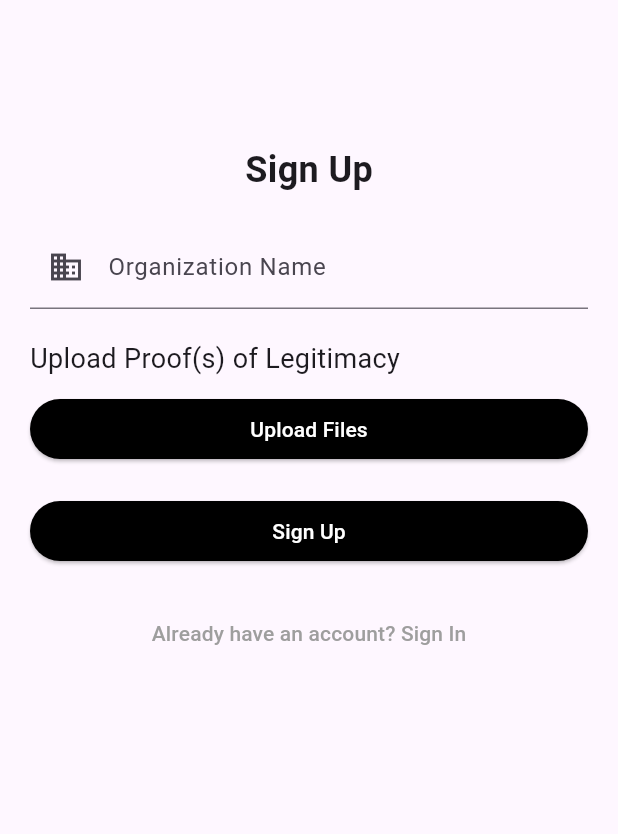
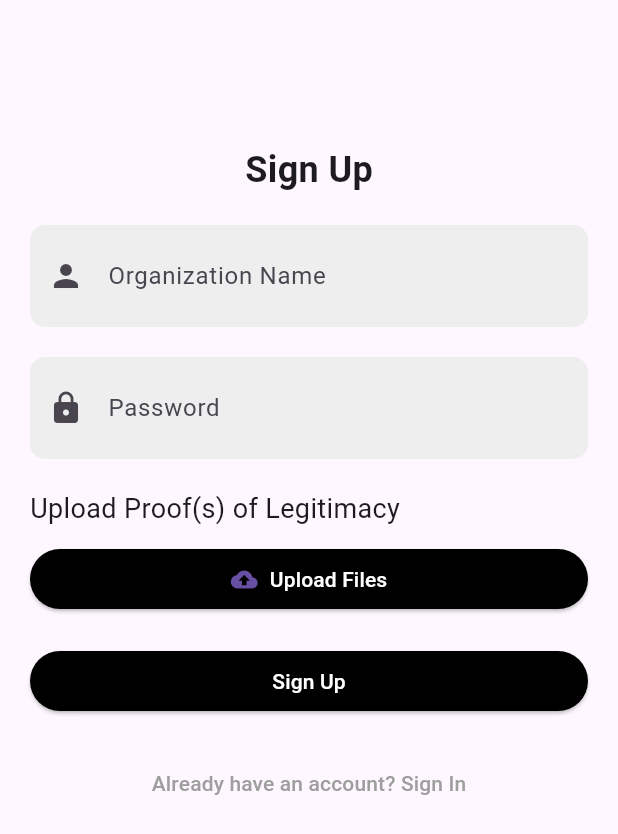
Before and after one commit to bsevangelista/CMSC23-donation-system, a Flutter app: the OrgSignUp screen opened by its route, on a phone screen of 412 x 824 dp. Shown: the top 834 px of the screen. Run offline on Flutter 3.47's test engine with Material 3 defaults, Android fonts, the phone set to English and light mode, and no system bars.

Commit message:
Edited the inputs in orgsignup_page.

```diff
--- a/lib/authentication/orgsignup_page.dart
+++ b/lib/authentication/orgsignup_page.dart
@@ -21,10 +21,34 @@ class OrgSignUp extends StatelessWidget {
                 ),
               ),
               SizedBox(height: 20.0),
-              TextFormField(
-                decoration: InputDecoration(
-                  labelText: 'Organization Name',
-                  prefixIcon: Icon(Icons.business),
+              Container(
+                decoration: BoxDecoration(
+                  borderRadius: BorderRadius.circular(10.0),
+                  color: Colors.grey[200],
+                ),
+                child: TextField(
+                  decoration: InputDecoration(
+                    labelText: 'Organization Name',
+                    prefixIcon: Icon(Icons.person),
+                    border: InputBorder.none,
+                    contentPadding: EdgeInsets.symmetric(horizontal: 20.0, vertical: 14.0),
+                  ),
+                ),
+              ),
+              SizedBox(height: 20.0),
+              Container(
+                decoration: BoxDecoration(
+                  borderRadius: BorderRadius.circular(10.0),
+                  color: Colors.grey[200],
+                ),
+                child: TextField(
+                  decoration: InputDecoration(
+                    labelText: 'Password',
+                    prefixIcon: Icon(Icons.lock),
+                    border: InputBorder.none,
+                    contentPadding: EdgeInsets.symmetric(horizontal: 20.0, vertical: 14.0),
+                  ),
+                  obscureText: true,
                 ),
               ),
               SizedBox(height: 20.0),
@@ -40,7 +64,14 @@ class OrgSignUp extends StatelessWidget {
                 style: ButtonStyle(
                   backgroundColor: MaterialStateProperty.all(Colors.black),
                 ),
-                child: Text('Upload Files', style: TextStyle(color: Colors.white)),
+                child: Row(
+                  mainAxisAlignment: MainAxisAlignment.center,
+                  children: [
+                    Icon(Icons.cloud_upload), // Upload symbol
+                    SizedBox(width: 8.0),
+                    Text('Upload Files', style: TextStyle(color: Colors.white)),
+                  ],
+                ),
               ),
               SizedBox(height: 20.0),
               ElevatedButton(
```
